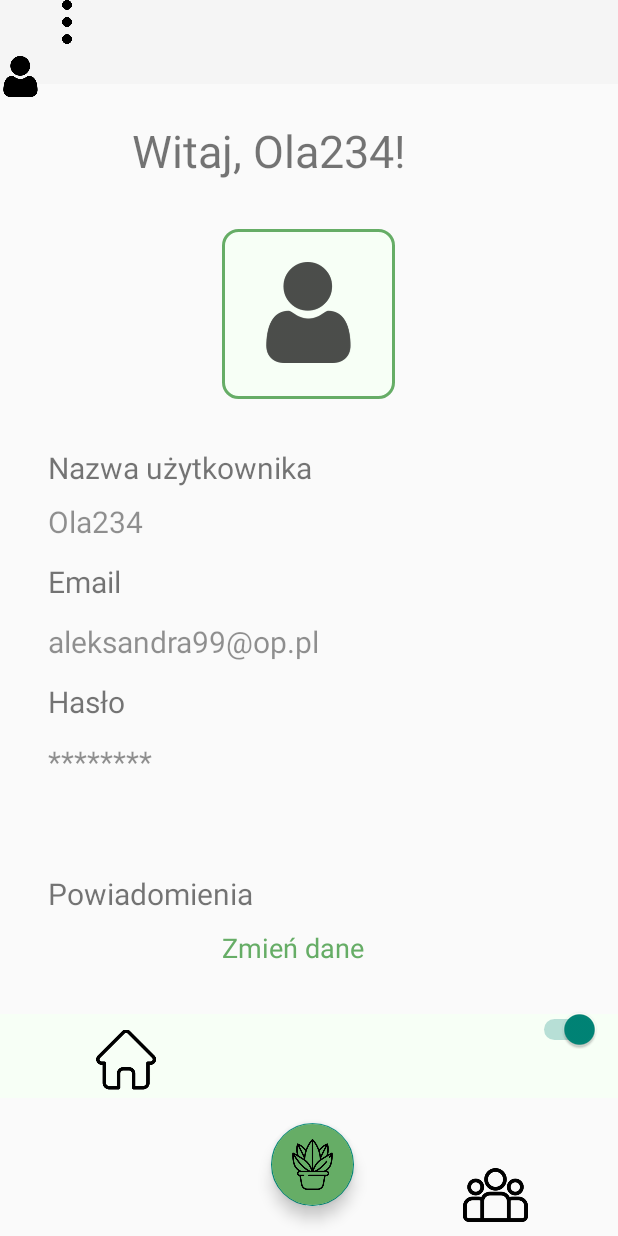
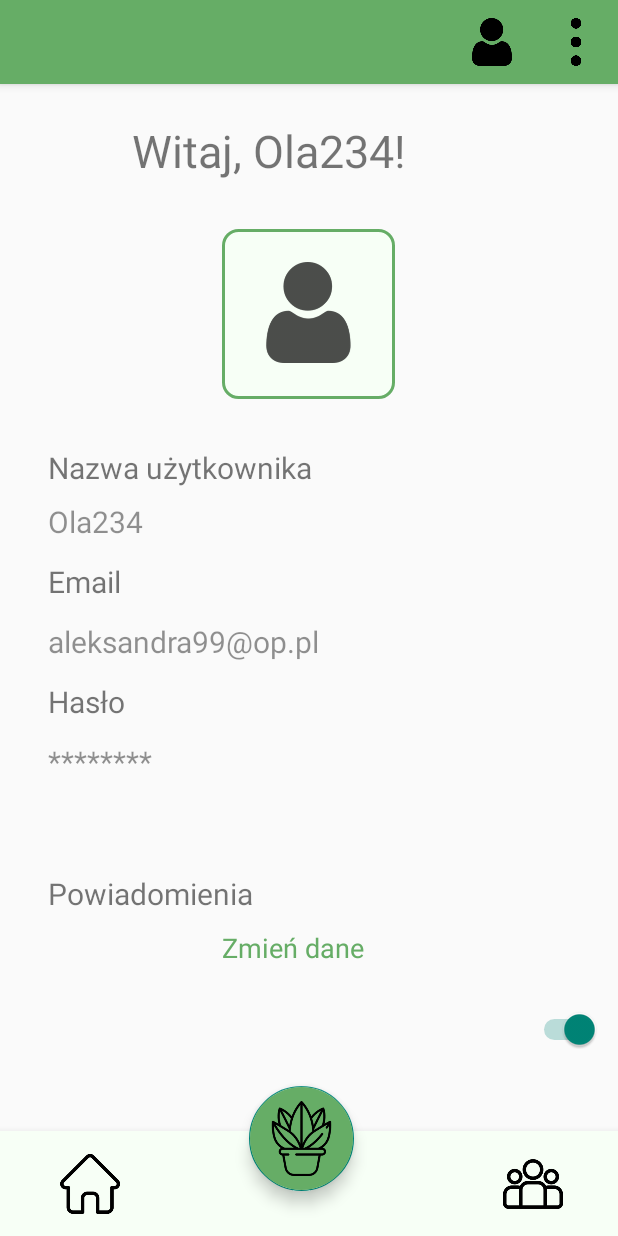
Before and after one commit to druczak1999/Hepi-Plant-ZPI, an Android app: the layout activity_uzytkownik.xml on its own in the app's theme, with its tools: preview values and no code run, on a phone screen of 412 x 824 dp. Run offline under Robolectric (Android 15) with nearby library versions, the phone set to English and light mode, and no system bars; network calls fail; Roboto replaces fonts that are not available here.

Commit message:
Add first step of Toolbar and Bottom bar

```diff
--- a/app/build.gradle
+++ b/app/build.gradle
@@ -1,3 +1,4 @@
+
 apply plugin: 'com.android.application'
 apply plugin: 'com.google.gms.google-services'
 
@@ -35,9 +36,11 @@ dependencies {
     implementation 'com.android.volley:volley:1.2.0'
     implementation 'com.google.code.gson:gson:2.8.6'
     implementation 'com.firebaseui:firebase-ui-auth:7.2.0'
+    implementation 'com.android.support:appcompat-v7:26.0.1'
     implementation 'com.facebook.android:facebook-android-sdk:5.0.0'
     implementation platform('com.google.firebase:firebase-bom:28.4.0')
     implementation 'com.google.firebase:firebase-analytics'
+    implementation 'com.google.android.material:material:1.0.0'
     testImplementation 'junit:junit:4.12'
     androidTestImplementation 'androidx.test.ext:junit:1.1.2'
     androidTestImplementation 'androidx.test.espresso:espresso-core:3.3.0'
--- a/app/src/main/AndroidManifest.xml
+++ b/app/src/main/AndroidManifest.xml
@@ -10,7 +10,7 @@
         android:label="@string/app_name"
         android:roundIcon="@mipmap/ic_launcher_round"
         android:supportsRtl="true"
-        android:theme="@style/Theme.AppCompat.Light.NoActionBar"
+        android:theme="@style/Theme.AppCompat.DayNight.NoActionBar"
         android:usesCleartextTraffic="true">
         <activity android:name=".FireBase"></activity>
         <activity android:name=".TestBackend" />
--- a/app/src/main/java/com/example/hepiplant/Uzytkownik.java
+++ b/app/src/main/java/com/example/hepiplant/Uzytkownik.java
@@ -14,9 +14,9 @@ public class Uzytkownik extends AppCompatActivity {
     protected void onCreate(Bundle savedInstanceState) {
         super.onCreate(savedInstanceState);
         setContentView(R.layout.activity_uzytkownik);
-        Toolbar myToolbar =  findViewById(R.id.toolbar);
+        Toolbar myToolbar =  findViewById(R.id.toolbarTest);
+        myToolbar.setTitle("");
         setSupportActionBar(myToolbar);
-
     }
     @Override
     public boolean onCreateOptionsMenu(Menu menu) {
--- a/app/src/main/res/layout/activity_uzytkownik.xml
+++ b/app/src/main/res/layout/activity_uzytkownik.xml
@@ -6,46 +6,12 @@
     android:layout_height="match_parent"
     tools:context=".Uzytkownik">
 
-    <androidx.appcompat.widget.Toolbar
-        android:id="@+id/toolbar"
-        android:layout_width="match_parent"
-        android:layout_height="wrap_content"
-        android:background="?attr/colorPrimary"
-        android:minHeight="?attr/actionBarSize"
-        app:layout_constraintStart_toStartOf="parent"
-        app:layout_constraintTop_toTopOf="parent"
-        app:titleTextColor="@android:color/white"
-        tools:ignore="MissingConstraints"></androidx.appcompat.widget.Toolbar>
+    <include
+        android:id="@+id/toolbarTest"
+        layout="@layout/toolbar">
 
-    <androidx.appcompat.widget.Toolbar
-        android:id="@+id/toolbar2"
-        android:layout_width="match_parent"
-        android:layout_height="wrap_content"
-        android:layout_marginTop="676dp"
-        android:background="@color/colorPrimaryLight"
-        android:minHeight="?attr/actionBarSize"
-        app:layout_constraintStart_toStartOf="parent"
-        app:layout_constraintTop_toTopOf="parent"
-        app:titleTextColor="@android:color/white"
-        tools:ignore="MissingConstraints"></androidx.appcompat.widget.Toolbar>
+    </include>
 
-    <ImageView
-        android:id="@+id/imageView"
-        android:layout_width="27dp"
-        android:layout_height="102dp"
-        app:srcCompat="@drawable/ludzik"
-        tools:layout_editor_absoluteX="368dp"
-        tools:layout_editor_absoluteY="-23dp"
-        tools:ignore="MissingConstraints" />
-
-    <ImageView
-        android:id="@+id/imageView2"
-        android:layout_width="89dp"
-        android:layout_height="29dp"
-        app:srcCompat="@drawable/kropki"
-        tools:layout_editor_absoluteX="-17dp"
-        tools:layout_editor_absoluteY="16dp"
-        tools:ignore="MissingConstraints" />
 
     <TextView
         android:id="@+id/przywitanie"
@@ -58,7 +24,7 @@
         android:text="Witaj, Ola234!"
         android:textSize="30sp"
         app:layout_constraintStart_toStartOf="parent"
-        app:layout_constraintTop_toBottomOf="@+id/toolbar" />
+        app:layout_constraintTop_toBottomOf="@+id/toolbarTest" />
 
     <ImageView
         android:id="@+id/imageView3"
@@ -204,42 +170,14 @@
         app:layout_constraintBottom_toBottomOf="parent"
         app:layout_constraintEnd_toEndOf="parent" />
 
-    <ImageView
-        android:id="@+id/imageView6"
-        android:layout_width="40dp"
-        android:layout_height="98dp"
-        android:layout_marginStart="64dp"
-        android:layout_marginLeft="64dp"
-        android:layout_marginTop="48dp"
-        app:layout_constraintStart_toStartOf="@+id/toolbar2"
-        app:layout_constraintTop_toBottomOf="@+id/nazwa7"
-        app:srcCompat="@drawable/forum"
-        />
 
-    <ImageView
-        android:id="@+id/imageView7"
-        android:layout_width="43dp"
-        android:layout_height="97dp"
-        android:layout_marginTop="48dp"
-        android:layout_marginEnd="60dp"
-        android:layout_marginRight="60dp"
-        app:layout_constraintEnd_toEndOf="@+id/toolbar2"
-        app:layout_constraintTop_toBottomOf="@+id/switch1"
-        app:srcCompat="@drawable/dom" />
 
-    <com.google.android.material.floatingactionbutton.FloatingActionButton
-        android:id="@+id/floatingActionButton"
-        android:layout_width="62dp"
-        android:layout_height="55dp"
-        android:layout_marginEnd="116dp"
-        android:layout_marginRight="116dp"
-        android:layout_marginBottom="20dp"
-        android:backgroundTint="@color/colorPrimary"
-        android:clickable="true"
-        android:scaleType="center"
-        app:layout_constraintBottom_toBottomOf="parent"
-        app:layout_constraintEnd_toEndOf="@+id/imageView7"
-        app:maxImageSize="34dp"
-        app:srcCompat="@drawable/kwiatek" />
+    <include layout="@layout/bottom_bar"></include>
+    <include layout="@layout/floatingbutton"
+        >
+    </include>>
+
+
+
 
 </androidx.constraintlayout.widget.ConstraintLayout>
--- /dev/null
+++ b/app/src/main/res/layout/bottom_bar.xml
@@ -0,0 +1,39 @@
+<?xml version="1.0" encoding="utf-8"?>
+<androidx.constraintlayout.widget.ConstraintLayout xmlns:android="http://schemas.android.com/apk/res/android"
+    xmlns:tools="http://schemas.android.com/tools"
+    android:layout_width="match_parent"
+    android:layout_height="match_parent"
+    xmlns:app="http://schemas.android.com/apk/res-auto">
+
+    <com.google.android.material.bottomnavigation.BottomNavigationView
+        android:id="@+id/bottomNavigationView"
+        android:layout_width="match_parent"
+        android:layout_height="70dp"
+        android:background="@color/colorPrimaryLight"
+        app:layout_constraintBottom_toBottomOf="parent"
+
+        app:layout_constraintEnd_toEndOf="parent">
+
+        <Button
+            android:id="@+id/button2"
+            android:layout_width="40dp"
+            android:layout_height="40dp"
+            android:layout_marginLeft="40dp"
+            android:layout_marginTop="15dp"
+            android:background="@drawable/forum"
+            android:elevation="8dp" />
+
+        <Button
+            android:id="@+id/button3"
+            android:layout_width="40dp"
+            android:layout_height="40dp"
+            android:layout_marginLeft="335dp"
+            android:layout_marginTop="15dp"
+            android:layout_marginRight="20dp"
+            android:background="@drawable/dom"
+            android:elevation="8dp" />
+    </com.google.android.material.bottomnavigation.BottomNavigationView>
+
+
+
+</androidx.constraintlayout.widget.ConstraintLayout>
--- /dev/null
+++ b/app/src/main/res/layout/floatingbutton.xml
@@ -0,0 +1,25 @@
+<?xml version="1.0" encoding="utf-8"?>
+<androidx.constraintlayout.widget.ConstraintLayout xmlns:android="http://schemas.android.com/apk/res/android"
+    xmlns:tools="http://schemas.android.com/tools"
+    android:layout_width="match_parent"
+    android:layout_height="match_parent"
+    xmlns:app="http://schemas.android.com/apk/res-auto">
+
+    <com.google.android.material.floatingactionbutton.FloatingActionButton
+        android:id="@+id/floatingActionButton"
+        android:layout_width="70dp"
+        android:layout_height="70dp"
+        android:layout_marginEnd="176dp"
+        android:layout_marginRight="176dp"
+        android:layout_marginBottom="30dp"
+        android:backgroundTint="@color/colorPrimary"
+        android:clickable="true"
+        android:elevation="8dp"
+        app:layout_constraintBottom_toBottomOf="parent"
+        app:layout_constraintEnd_toEndOf="parent"
+        app:fabCustomSize="70dp"
+        app:maxImageSize="50dp"
+        android:src="@drawable/kwiatek"
+        app:useCompatPadding="false" />
+
+</androidx.constraintlayout.widget.ConstraintLayout>
--- /dev/null
+++ b/app/src/main/res/layout/toolbar.xml
@@ -0,0 +1,11 @@
+<?xml version="1.0" encoding="utf-8"?>
+<androidx.appcompat.widget.Toolbar xmlns:android="http://schemas.android.com/apk/res/android"
+    android:layout_width="match_parent"
+    android:layout_height="wrap_content"
+    xmlns:app="http://schemas.android.com/apk/res-auto"
+    android:background="@color/colorPrimary"
+    android:elevation="4dp"
+    android:theme="@style/ThemeOverlay.AppCompat.Dark.ActionBar"
+    app:menu="@menu/menu_main"
+    >
+</androidx.appcompat.widget.Toolbar>
--- a/app/src/main/res/menu/menu_main.xml
+++ b/app/src/main/res/menu/menu_main.xml
@@ -1,16 +1,33 @@
 <?xml version="1.0" encoding="utf-8"?>
 <menu xmlns:android="http://schemas.android.com/apk/res/android"
-    xmlns:app="http://schemas.android.com/apk/res-auto">
-    <item
-        android:id="@+id/miCompose"
-        android:icon="@drawable/ludzik"
-        app:showAsAction="ifRoom"
-        android:title="Compose">
-    </item>
+    xmlns:app="http://schemas.android.com/apk/res-auto"
+    >
     <item
         android:id="@+id/miProfile"
+        android:icon="@drawable/ludzik"
+        android:title="Profil użytkownika"
+        app:showAsAction="ifRoom"
+
+        />
+    <item
+        android:id="@+id/more"
         android:icon="@drawable/kropki"
         app:showAsAction="ifRoom|withText"
-        android:title="Profile">
+        android:title="Wyloguj się"
+        >
+        <menu>
+            <item
+                android:id="@+id/infoMenu"
+                android:title="Informacje"
+                app:showAsAction="never"
+                />
+            <item
+                android:id="@+id/wyloguj"
+                android:title="Wyloguj się"
+                app:showAsAction="never"
+                />
+        </menu>
     </item>
+
+
 </menu>
--- a/build.gradle
+++ b/build.gradle
@@ -7,7 +7,6 @@ buildscript {
     dependencies {
         classpath "com.android.tools.build:gradle:4.0.1"
         classpath 'com.google.gms:google-services:4.3.10'
-
         // NOTE: Do not place your application dependencies here; they belong
         // in the individual module build.gradle files
     }
```
Also changed, not shown: app/src/main/java/com/example/hepiplant/TestBackend.java (+39 -9 lines), app/src/main/res/drawable/menu_more.xml (added, +10 -0 lines), app/src/main/res/drawable/person.xml (added, +10 -0 lines), app/src/main/res/layout/activity_test_backend.xml (+15 -8 lines), app/src/main/res/menu/bottom_menu.xml (added, +17 -0 lines).
